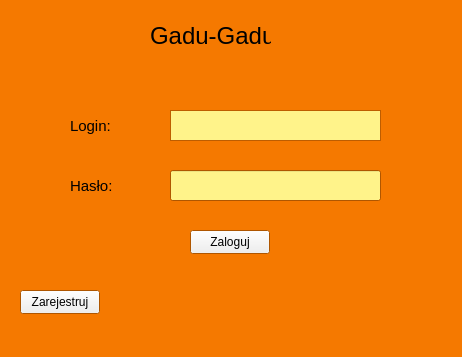
Before: the Qt Designer form clientGUI/loginwindow.ui in lukasz1303/Gadu-Gadu-SK2, drawn with Qt 5.
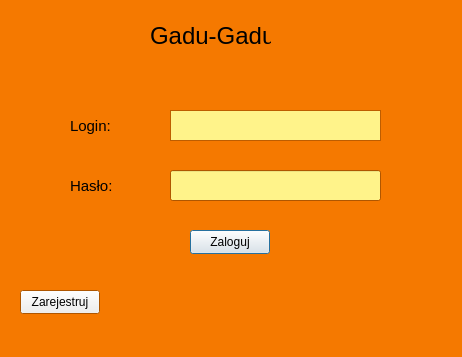
After: the same form once the commit is applied. Icons and pictures are not drawn.

What changed in the file:
```diff
--- a/clientGUI/loginwindow.ui
+++ b/clientGUI/loginwindow.ui
@@ -191,6 +191,9 @@
     <property name="text">
      <string>Zaloguj</string>
     </property>
+    <property name="default">
+     <bool>true</bool>
+    </property>
    </widget>
    <widget class="QLabel" name="label_4">
     <property name="geometry">
```
Left out of the diff: 2 changed lines with no effect on the pictures.
